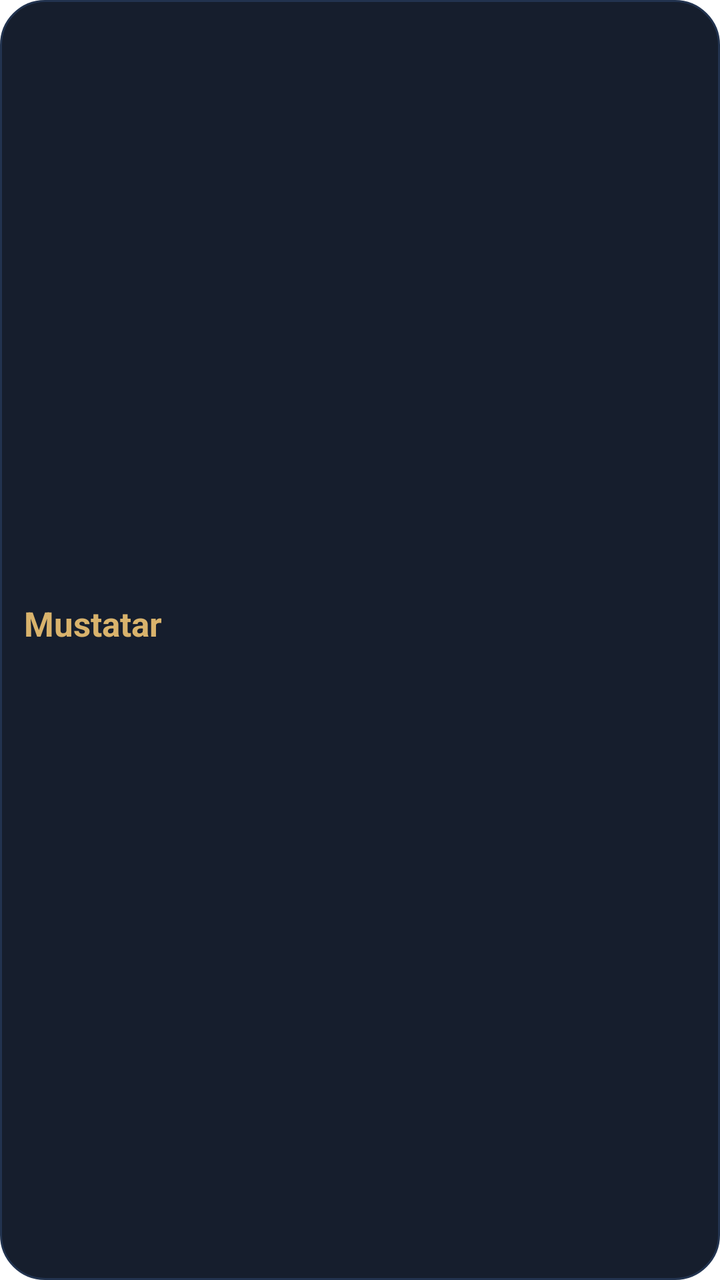
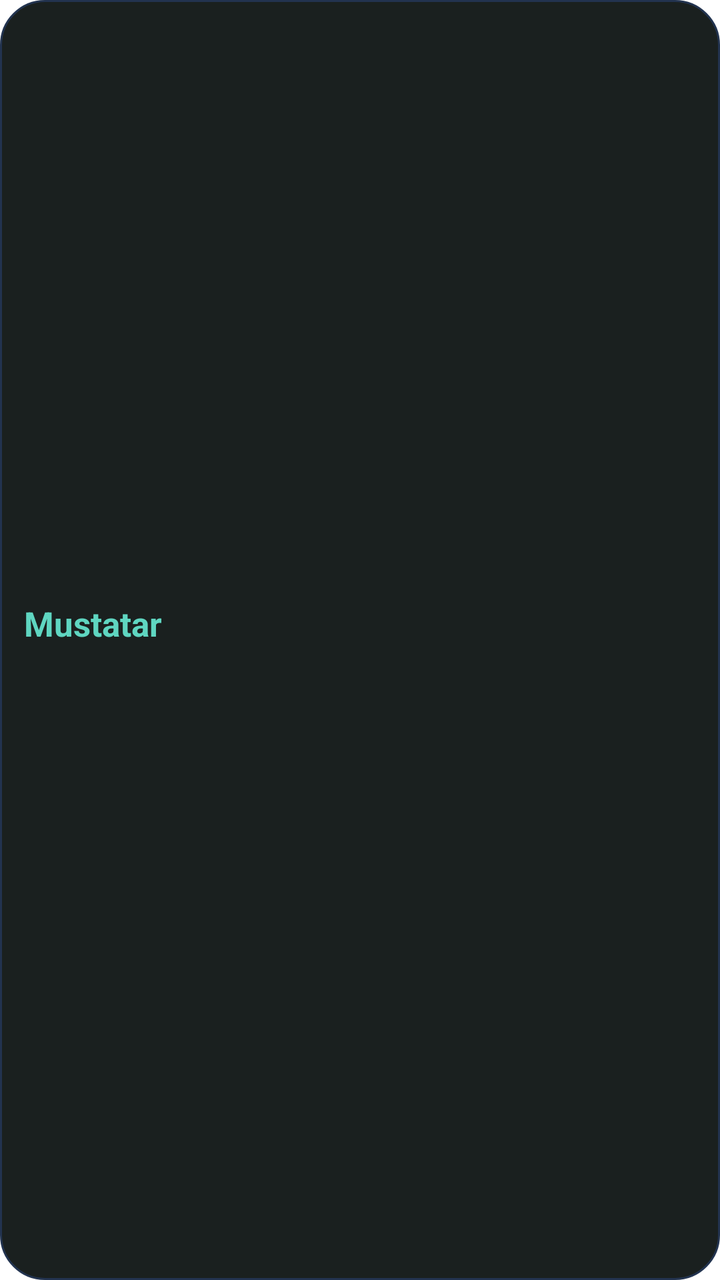

Two renders of the same Android screen: before a commit and after it. Below are the layout's source before the change and the commit's diff.
<!-- AndroidManifest.xml: application theme android:Theme.Translucent.NoTitleBar -->
<!-- res/layout/widget_prayer.xml -->
<?xml version="1.0" encoding="utf-8"?>
<LinearLayout xmlns:android="http://schemas.android.com/apk/res/android"
    android:id="@+id/w_root" android:layout_width="match_parent" android:layout_height="match_parent"
    android:orientation="vertical" android:gravity="center_vertical" android:padding="12dp" android:background="@drawable/widget_bg">
    <TextView android:id="@+id/w_prayer" android:layout_width="match_parent" android:layout_height="wrap_content"
        android:text="Mustatar" android:textColor="#D9B36C" android:textSize="17sp" android:textStyle="bold" android:maxLines="1" />
    <TextView android:id="@+id/w_prayer_time" android:layout_width="match_parent" android:layout_height="wrap_content"
        android:text="" android:textColor="#93A3C0" android:textSize="12sp" android:maxLines="2" />
</LinearLayout>
<!-- resources referenced by this layout -->
<resources>
  <!-- drawable widget_bg (drawable) -->
  <?xml version="1.0" encoding="utf-8"?>
  <shape xmlns:android="http://schemas.android.com/apk/res/android" android:shape="rectangle">
      <solid android:color="#F20A1222" />
      <corners android:radius="22dp" />
      <stroke android:width="1dp" android:color="#22334F" />
  </shape>
</resources>

<!-- the commit's change to res/layout/widget_prayer.xml (unified diff, before → after) -->
@@ -3,7 +3,7 @@
     android:id="@+id/w_root" android:layout_width="match_parent" android:layout_height="match_parent"
     android:orientation="vertical" android:gravity="center_vertical" android:padding="12dp" android:background="@drawable/widget_bg">
     <TextView android:id="@+id/w_prayer" android:layout_width="match_parent" android:layout_height="wrap_content"
-        android:text="Mustatar" android:textColor="#D9B36C" android:textSize="17sp" android:textStyle="bold" android:maxLines="1" />
+        android:text="Mustatar" android:textColor="#5FD6C1" android:textSize="17sp" android:textStyle="bold" android:maxLines="1" />
     <TextView android:id="@+id/w_prayer_time" android:layout_width="match_parent" android:layout_height="wrap_content"
         android:text="" android:textColor="#93A3C0" android:textSize="12sp" android:maxLines="2" />
 </LinearLayout>
<!-- resource entries referenced after the edit -->
@@ -3,7 +3,7 @@
   <!-- drawable widget_bg (drawable) -->
   <?xml version="1.0" encoding="utf-8"?>
   <shape xmlns:android="http://schemas.android.com/apk/res/android" android:shape="rectangle">
-      <solid android:color="#F20A1222" />
+      <solid android:color="#F20E1513" />
       <corners android:radius="22dp" />
       <stroke android:width="1dp" android:color="#22334F" />
   </shape>
